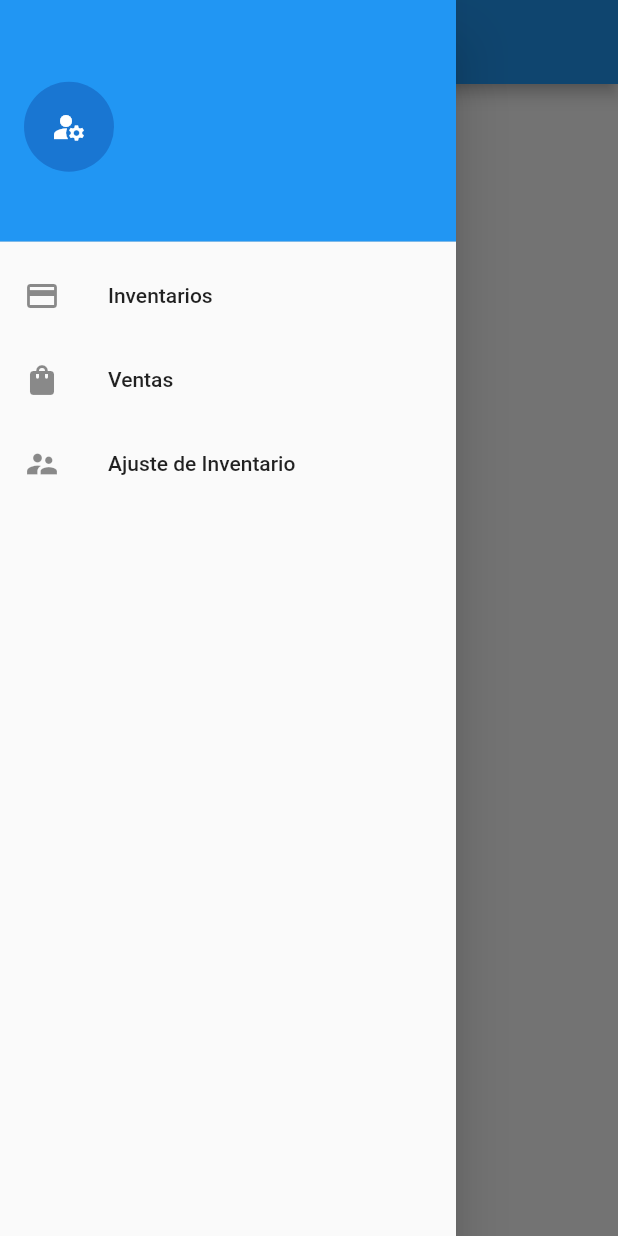
After one commit to pedromelendezrivera/utp_ciclo4, a Flutter app: the AdminAjustePage screen opened directly, with the side drawer open, on a phone screen of 412 x 824 dp. The commit adds this screen. Run offline on Flutter 3.47's test engine with Material 2 defaults, Android fonts, the phone set to English and light mode, and no system bars; our stand-ins replace firebase_core; accounts and stored records are empty.

Commit message:
Se crearon interfaces para la navegación en la App según usuario

```diff
--- /dev/null
+++ b/huevos_la_granja/lib/view/pages/adminAjuste.dart
@@ -0,0 +1,20 @@
+import 'package:flutter/material.dart';
+
+import 'witgets/drawer.dart';
+import 'witgets/drawer_administrador.dart';
+
+//import '../widgets/drawer.dart';
+
+class AdminAjustePage extends StatelessWidget {
+  const AdminAjustePage({super.key});
+
+  @override
+  Widget build(BuildContext context) {
+    return Scaffold(
+      appBar: AppBar(
+        title: const Text("Administrador -Ajuste"),
+      ),
+      drawer: const DrawerWidgetAdministrador(email: "", name: ""),
+    );
+  }
+}
--- /dev/null
+++ b/huevos_la_granja/lib/view/pages/witgets/drawer_administrador.dart
@@ -0,0 +1,103 @@
+import 'package:flutter/material.dart';
+
+import '../adminAjuste.dart';
+import '../adminInventario.dart';
+import '../adminVentas.dart';
+import '../cash_close.dart';
+import '../payments.dart';
+// import '../pages/cash_close.dart';
+// import '../pages/payments.dart';
+
+class DrawerWidgetAdministrador extends StatelessWidget {
+  final String email;
+  final String name;
+
+  const DrawerWidgetAdministrador(
+      {super.key, required this.email, required this.name});
+
+  @override
+  Widget build(BuildContext context) {
+    return Drawer(
+      child: ListView(
+        padding: EdgeInsets.zero,
+        children: <Widget>[
+          DrawerHeader(
+            decoration: const BoxDecoration(
+              color: Colors.blue,
+            ),
+            child: _header(),
+          ),
+          ListTile(
+            leading: const Icon(Icons.payment),
+            title: const Text('Inventarios'),
+            onTap: () {        Navigator.pushReplacement(
+                  context,
+                  MaterialPageRoute(
+                    builder: (context) => const AdminInventarioPage(),
+                  ));
+            },
+          ),
+          ListTile(
+            leading: const Icon(Icons.shopping_bag),
+            title: const Text('Ventas'),
+            onTap: () {
+              Navigator.pushReplacement(
+                  context,
+                  MaterialPageRoute(
+                    builder: (context) => const AdminVentasPage(),
+                  ));
+            },
+          ),
+          ListTile(
+            leading: const Icon(Icons.supervisor_account),
+            title: const Text('Ajuste de Inventario'),
+            onTap: () {
+              Navigator.pushReplacement(
+                  context,
+                  MaterialPageRoute(
+                    builder: (context) => const AdminAjustePage(),
+                  ));
+            },
+          ),
+        ],
+      ),
+    );
+  }
+
+  Widget _header() {
+    // TODO: Consultar los datos de la cabecera
+    const image = Icon(Icons.manage_accounts);
+
+    return Row(
+      children: [
+        const CircleAvatar(
+          radius: 30,
+          child: image,
+        ),
+        const SizedBox(width: 8),
+        Expanded(
+          child: Column(
+            crossAxisAlignment: CrossAxisAlignment.start,
+            mainAxisSize: MainAxisSize.min,
+            children: [
+              Text(
+                name,
+                style: const TextStyle(
+                  color: Colors.white,
+                  fontSize: 18,
+                ),
+              ),
+              const SizedBox(height: 8),
+              Text(
+                email,
+                style: const TextStyle(
+                  color: Colors.white,
+                ),
+              ),
+            ],
+          ),
+        )
+      ],
+    );
+  }
+}
```
Also changed, not shown: huevos_la_granja/lib/view/pages/adminInventario.dart (added, +20 -0 lines), huevos_la_granja/lib/view/pages/adminVentas.dart (added, +20 -0 lines), huevos_la_granja/lib/view/pages/administrador.dart (added, +26 -0 lines), huevos_la_granja/lib/view/pages/auth/login.dart (+7 -1 lines), huevos_la_granja/lib/view/pages/auxBodega.dart (added, +28 -0 lines), huevos_la_granja/lib/view/pages/auxConsulta.dart (added, +20 -0 lines), huevos_la_granja/lib/view/pages/auxIngreso.dart (added, +20 -0 lines), huevos_la_granja/lib/view/pages/vendedor.dart (added, +27 -0 lines), huevos_la_granja/lib/view/pages/vendedorConsulta.dart (added, +21 -0 lines), huevos_la_granja/lib/view/pages/witgets/drawer_auxbodega.dart (added, +92 -0 lines), huevos_la_granja/lib/view/pages/witgets/drawer_vendedor.dart (added, +80 -0 lines).
